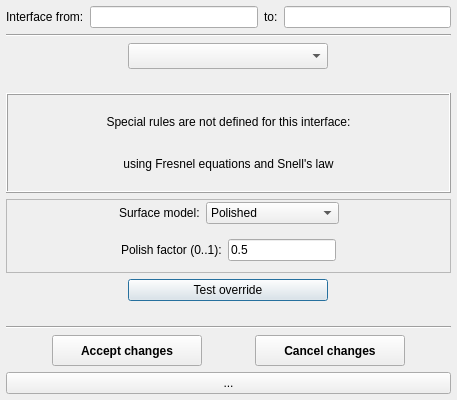
Before: the Qt Designer form ants3bundle/src/ants3/gui/photsim/ainterfaceruledialog.ui in andrmor/ANTS3bundle, drawn with Qt 5.
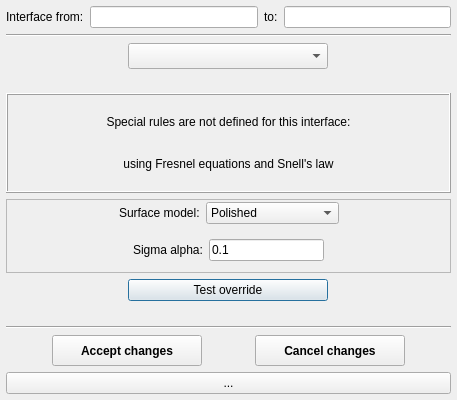
After: the same form once the commit is applied.

```diff
--- a/ants3bundle/src/ants3/gui/photsim/ainterfaceruledialog.ui
+++ b/ants3bundle/src/ants3/gui/photsim/ainterfaceruledialog.ui
@@ -232,7 +232,7 @@
       <item>
        <widget class="QStackedWidget" name="swSurfaceModel">
         <property name="currentIndex">
-         <number>2</number>
+         <number>3</number>
         </property>
         <widget class="QWidget" name="page"/>
         <widget class="QWidget" name="page_2">
@@ -331,6 +331,50 @@
           </item>
          </layout>
         </widget>
+        <widget class="QWidget" name="page_4">
+         <layout class="QHBoxLayout" name="horizontalLayout_7">
+          <item>
+           <spacer name="horizontalSpacer_8">
+            <property name="orientation">
+             <enum>Qt::Horizontal</enum>
+            </property>
+            <property name="sizeHint" stdset="0">
+             <size>
+              <width>99</width>
+              <height>18</height>
+             </size>
+            </property>
+           </spacer>
+          </item>
+          <item>
+           <widget class="QLabel" name="label_11">
+            <property name="text">
+             <string>Sigma alpha:</string>
+            </property>
+           </widget>
+          </item>
+          <item>
+           <widget class="QLineEdit" name="leSigmaAlphaUnified">
+            <property name="text">
+             <string>0.1</string>
+            </property>
+           </widget>
+          </item>
+          <item>
+           <spacer name="horizontalSpacer_9">
+            <property name="orientation">
+             <enum>Qt::Horizontal</enum>
+            </property>
+            <property name="sizeHint" stdset="0">
+             <size>
+              <width>98</width>
+              <height>20</height>
+             </size>
+            </property>
+           </spacer>
+          </item>
+         </layout>
+        </widget>
        </widget>
       </item>
      </layout>
```
Left out of the diff: 5 changed lines with no effect on the pictures.
